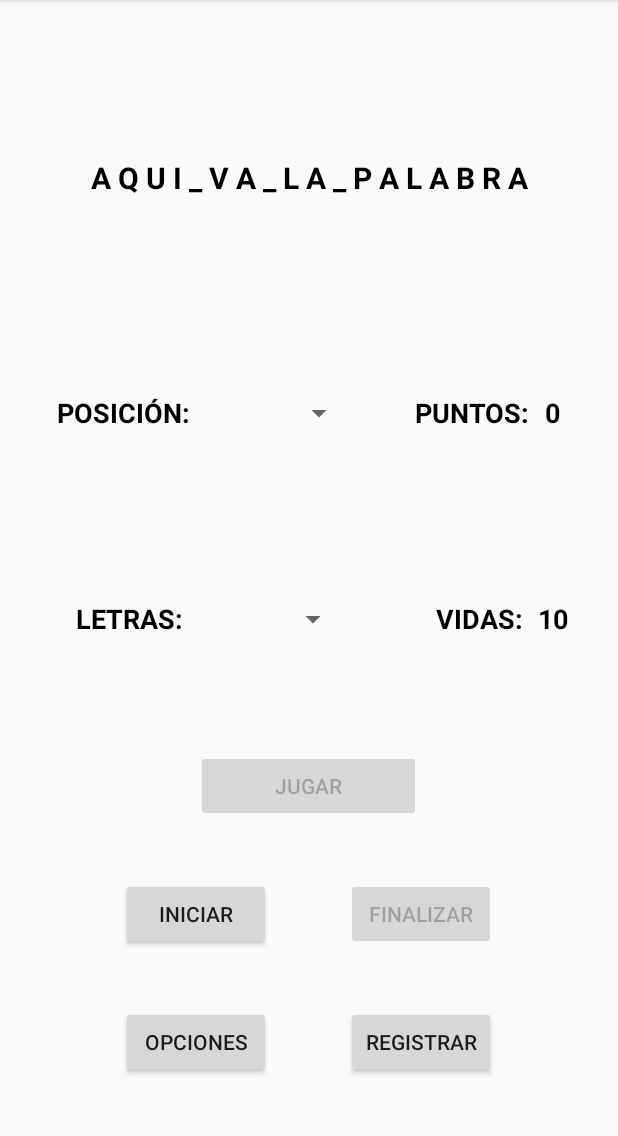
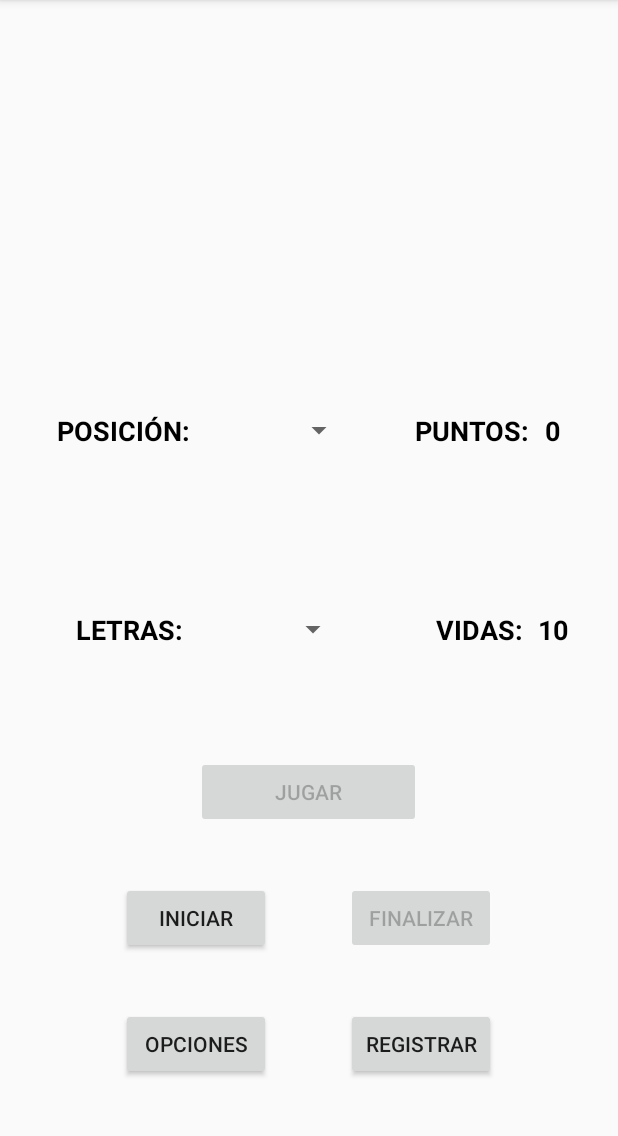
Before and after one commit to Reizeen/Ahorcado, an Android app: the screen it shows after launch (MainActivity), on a phone screen of 412 x 824 dp, the part 84-1220 px from its top. Run offline under Robolectric (Android 15) with nearby library versions, the phone set to English and light mode, and no system bars.

Commit message:
Version 5 Muy mejorado Ya funciona el ahorcado, solo falta borrar las letras del spinner, actualizar al valores al girar la pantalla y generar un fichero con la puntuacion, no creo que me falte algo mas.

```diff
--- a/app/src/main/java/com/example/ahorcado/controllers/MainActivity.java
+++ b/app/src/main/java/com/example/ahorcado/controllers/MainActivity.java
@@ -6,6 +6,7 @@ import android.content.Context;
 import android.content.Intent;
 import android.content.SharedPreferences;
 import android.os.Bundle;
+import android.util.Log;
 import android.view.View;
 import android.widget.ArrayAdapter;
 import android.widget.Button;
@@ -13,26 +14,36 @@ import android.widget.Spinner;
 import android.widget.TextView;
 
 import com.example.ahorcado.R;
+import com.example.ahorcado.objects.Palabra;
 
 import java.util.ArrayList;
+import java.util.Arrays;
 
 public class MainActivity extends AppCompatActivity {
 
-    TextView muestraPalabra;
-    TextView textPuntos;
-    TextView textVidas;
-    Spinner posicion;
-    Spinner letras;
-    Button botonJugar;
-    Button botonIniciar;
-    Button botonFinalizar;
-    Button botonOpciones;
-    Button botonRegistrar;
+    private TextView textPalabra;
+    private TextView textPuntos;
+    private TextView textVidas;
+    private Spinner posiciones;
+    private Spinner letras;
+    private Button botonJugar;
+    private Button botonIniciar;
+    private Button botonFinalizar;
+    private Button botonOpciones;
+    private Button botonRegistrar;
 
-    ArrayList<Character> listaLetras;
-    String userName;
-    int vidas;
-    boolean comodin;
+    private ArrayList<Character> listaLetras;
+    private ArrayList<String> listaPosiciones;
+    private String userName;
+    private int vidas;
+    private int puntos;
+    private boolean comodin;
+    private ArrayList<String> listaPalabras;
+    private Palabra palabra;
+    private String muestraPalabra;
+    private char[] letrasPalabra;
+    private char[] letrasAdivinadas;
+
 
 
 
@@ -41,7 +52,7 @@ public class MainActivity extends AppCompatActivity {
         super.onCreate(savedInstanceState);
         setContentView(R.layout.activity_main);
 
-        muestraPalabra = findViewById(R.id.idMuestraPalabra);
+        textPalabra = findViewById(R.id.idMuestraPalabra);
         textPuntos = findViewById(R.id.textPuntos);
         textVidas = findViewById(R.id.textVidas);
         botonJugar = findViewById(R.id.btnJugar);
@@ -55,11 +66,15 @@ public class MainActivity extends AppCompatActivity {
         cargarSpinnerLetras();
 
         // Spinner de posicion NO TERMINADO
-        posicion = findViewById(R.id.spinnerPosicion);
-        /*ArrayAdapter adapterPosuicion
-        posicion.setAdapter();*/
+        posiciones = findViewById(R.id.spinnerPosicion);
 
         userName = "Desconocido";
+        listaPalabras = new ArrayList<>();
+        listaPalabras.add("FUTBOL");
+        listaPalabras.add("BICICLETA");
+        listaPalabras.add("ORDENADOR");
+        listaPalabras.add("COCHE");
+
         // Cargar el archivo de preferencias
         cargarPreferencias();
 
@@ -108,4 +123,85 @@ public class MainActivity extends AppCompatActivity {
             cargarPreferencias(); // Actualizamos de nuevo las Preferencias
         }
     }
+
+    // Inicia el juego
+    public void onClickIniciar(View view){
+        botonJugar.setEnabled(true);
+        botonFinalizar.setEnabled(true);
+        botonIniciar.setEnabled(false);
+        botonOpciones.setEnabled(false);
+        botonRegistrar.setEnabled(false);
+
+        palabra = new Palabra(listaPalabras);
+        palabra.seleccionPalabra();
+        muestraPalabra = "";
+        letrasPalabra = palabra.palabraDividia();
+        letrasAdivinadas = new char[letrasPalabra.length];
+        for (int x = 0; x < letrasAdivinadas.length; x++){
+            muestraPalabra += " _ ";
+            letrasAdivinadas[x] = '_';
+        }
+        textPalabra.setText(muestraPalabra);
+
+        // Cargar Spinner Posiciones
+        listaPosiciones = new ArrayList<>();
+        if(comodin)
+            listaPosiciones.add("*");
+        for(int x = 1; x <= letrasPalabra.length; x++){
+            listaPosiciones.add(String.valueOf(x));
+        }
+        ArrayAdapter<String> adapterPosiciones = new ArrayAdapter<>(this, android.R.layout.simple_spinner_item, listaPosiciones);
+        posiciones.setAdapter(adapterPosiciones);
+    }
+
+    // Controlador del funcionamiento del juego
+    public void onClickJugar(View view){
+        if (posiciones.getSelectedItem().equals("*")){
+            boolean adivinado = false;
+            for(int x = 0; x < letrasPalabra.length; x++){
+                if(letras.getSelectedItem().equals(letrasPalabra[x])){
+                    letrasAdivinadas[x] = letrasPalabra[x];
+                    adivinado = true;
+                }
+            }
+            if(adivinado) {
+                puntos++;
+                textPuntos.setText(String.valueOf(puntos));
+            } else {
+                vidas--;
+                textVidas.setText(String.valueOf(vidas));
+            }
+
+        } else {
+            // adaptar posicion del usuario a las posiciones del Array de Char
+            int pos = Integer.parseInt(posiciones.getSelectedItem().toString()) - 1;
+            if(letras.getSelectedItem().equals(letrasPalabra[pos])){
+                puntos+=5;
+                textPuntos.setText(String.valueOf(puntos));
+                letrasAdivinadas[pos] = letrasPalabra[pos];
+            } else {
+                vidas--;
+                textVidas.setText(String.valueOf(vidas));
+            }
+        }
+
+        // Imprimir resultado en pantalla
+        muestraPalabra = "";
+        for(int x = 0; x < letrasAdivinadas.length; x++){
+            muestraPalabra += " " + letrasAdivinadas[x] + " ";
+        }
+        textPalabra.setText(muestraPalabra);
+    }
+
+    public  void onClickFinalizar(View view){
+        botonJugar.setEnabled(false);
+        botonFinalizar.setEnabled(false);
+        botonIniciar.setEnabled(true);
+        botonOpciones.setEnabled(true);
+        botonRegistrar.setEnabled(true);
+        cargarPreferencias();
+        puntos = 0;
+        textPuntos.setText(String.valueOf(puntos));
+    }
+
 }
--- a/app/src/main/res/layout-land/activity_main.xml
+++ b/app/src/main/res/layout-land/activity_main.xml
@@ -24,10 +24,9 @@
                     android:layout_width="wrap_content"
                     android:layout_height="wrap_content"
                     android:textColor="@android:color/background_dark"
-                    android:textSize="20dp"
+                    android:textSize="40dp"
                     android:textStyle="bold"
-                    android:gravity="center"
-                    android:text="A Q U I _ V A _ L A _ P A L A B R A" />
+                    android:gravity="center"/>
             </LinearLayout>
 
             <LinearLayout
@@ -127,7 +126,8 @@
                     android:id="@+id/btnJugar"
                     android:layout_width="150dp"
                     android:layout_height="wrap_content"
-                    android:text="JUGAR" />
+                    android:text="JUGAR"
+                    android:onClick="onClickJugar"/>
 
             </LinearLayout>
 
@@ -152,6 +152,7 @@
                     android:layout_width="100dp"
                     android:layout_height="wrap_content"
                     android:layout_marginRight="50dp"
+                    android:onClick="onClickIniciar"
                     android:text="INICIAR" />
 
                 <Button
@@ -159,7 +160,8 @@
                     android:layout_width="100dp"
                     android:layout_height="wrap_content"
                     android:layout_marginRight="50dp"
-                    android:text="FINALIZAR" />
+                    android:text="FINALIZAR"
+                    android:onClick="onClickFinalizar"/>
 
                 <Button
                     android:id="@+id/btnRegistrar"
--- a/app/src/main/res/layout/activity_main.xml
+++ b/app/src/main/res/layout/activity_main.xml
@@ -27,10 +27,9 @@
             android:layout_height="wrap_content"
             android:layout_weight="1"
             android:textColor="@android:color/background_dark"
-            android:textSize="20dp"
+            android:textSize="35dp"
             android:textStyle="bold"
-            android:gravity="center"
-            android:text="A Q U I _ V A _ L A _ P A L A B R A" />
+            android:gravity="center"/>
     </LinearLayout>
 
         <LinearLayout
@@ -131,7 +130,8 @@
                 android:id="@+id/btnJugar"
                 android:layout_width="150dp"
                 android:layout_height="wrap_content"
-                android:text="JUGAR" />
+                android:text="JUGAR"
+                android:onClick="onClickJugar"/>
 
         </LinearLayout>
 
@@ -146,13 +146,15 @@
                 android:layout_width="100dp"
                 android:layout_height="wrap_content"
                 android:layout_marginRight="50dp"
-                android:text="INICIAR" />
+                android:text="INICIAR"
+                android:onClick="onClickIniciar"/>
 
             <Button
                 android:id="@+id/btnFinalizar"
                 android:layout_width="100dp"
                 android:layout_height="wrap_content"
-                android:text="FINALIZAR" />
+                android:text="FINALIZAR"
+                android:onClick="onClickFinalizar"/>
 
         </LinearLayout>
 
```
Also changed, not shown: app/src/main/java/com/example/ahorcado/objects/Palabra.java (added, +29 -0 lines).
